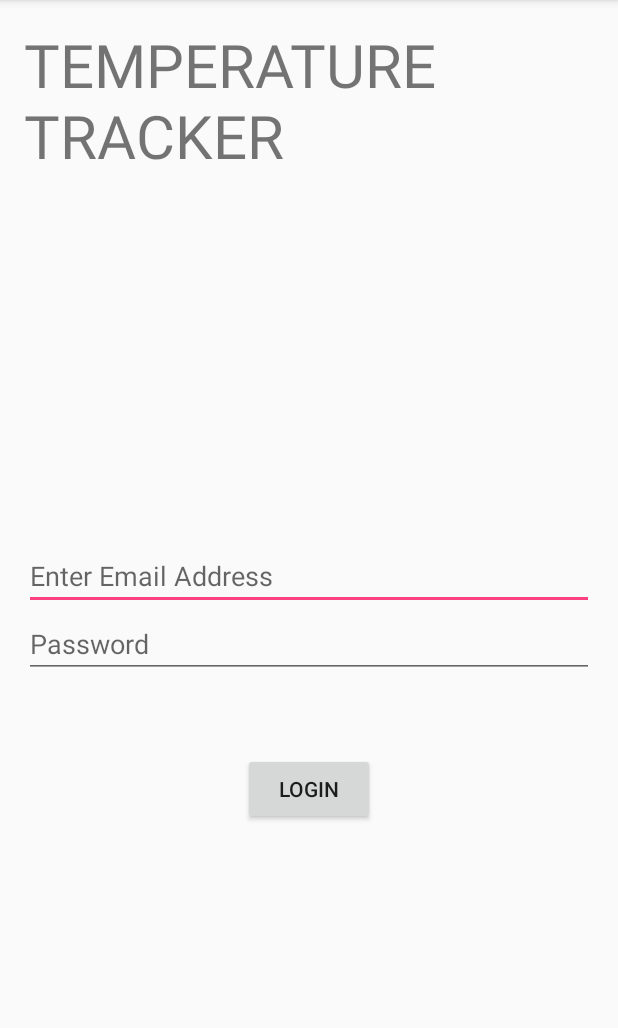
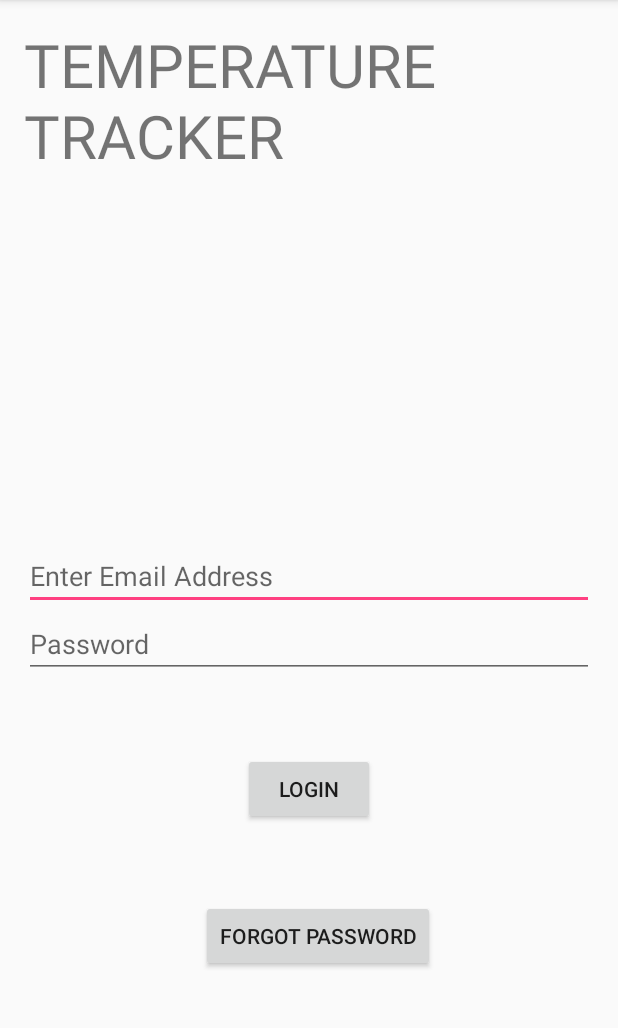
Before and after one commit to advait22/Temperature-sensing-using-Pi-board, an Android app: the screen it shows after launch (Login_Screen), on a phone screen of 412 x 824 dp, the part 84-1112 px from its top. Run offline under Robolectric (Android 15) with nearby library versions, the phone set to English and light mode, and no system bars.

Commit message:
Forget password button add

```diff
--- a/app/src/main/res/layout/activity_login__screen.xml
+++ b/app/src/main/res/layout/activity_login__screen.xml
@@ -42,6 +42,19 @@
         android:layout_marginTop="50dp"
         android:layout_marginLeft="140dp"
         android:layout_centerInParent="true"
-        android:text="Login"/>
+        android:text="Login"
+        android:id="@+id/Login_Button"/>
+
+    <Button
+        android:layout_width="wrap_content"
+        android:layout_height="wrap_content"
+        android:layout_alignRight="@id/Login_Button"
+        android:layout_centerInParent="true"
+        android:layout_below="@id/Login_Button"
+        android:layout_marginTop="50dp"
+        android:layout_marginRight="-40dp"
+        android:text="Forgot Password"
+        android:id="@+id/Forgot_Password"
+        />
 
 </RelativeLayout>
```
